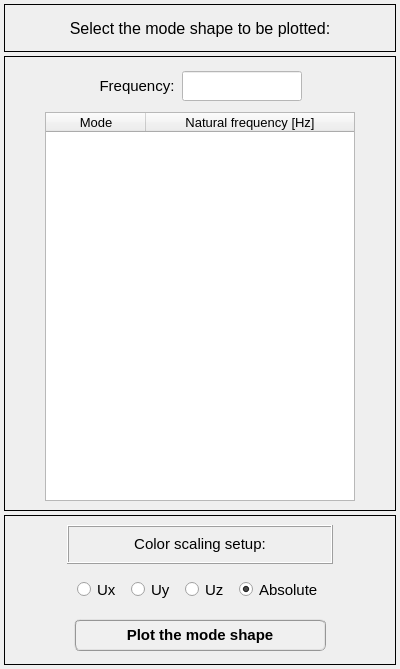
The window that pulse/interface/ui_files/plots/results/structural/plot_structural_mode_shape.ui (open-pulse/OpenPulse) describes before a commit, drawn with Qt 5.
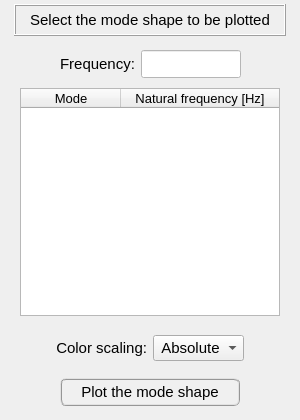
The same window after the commit.

Commit message: Adds structural results widgets on left menu

Patch:
```diff
--- a/pulse/interface/ui_files/plots/results/structural/plot_structural_mode_shape.ui
+++ b/pulse/interface/ui_files/plots/results/structural/plot_structural_mode_shape.ui
@@ -1,34 +1,19 @@
 <?xml version="1.0" encoding="UTF-8"?>
 <ui version="4.0">
- <class>Dialog</class>
- <widget class="QDialog" name="Dialog">
-  <property name="windowModality">
-   <enum>Qt::NonModal</enum>
-  </property>
+ <class>Form</class>
+ <widget class="QWidget" name="Form">
   <property name="geometry">
    <rect>
     <x>0</x>
     <y>0</y>
-    <width>400</width>
-    <height>669</height>
+    <width>300</width>
+    <height>420</height>
    </rect>
   </property>
-  <property name="sizePolicy">
-   <sizepolicy hsizetype="Fixed" vsizetype="Fixed">
-    <horstretch>0</horstretch>
-    <verstretch>0</verstretch>
-   </sizepolicy>
-  </property>
-  <property name="minimumSize">
-   <size>
-    <width>400</width>
-    <height>669</height>
-   </size>
-  </property>
   <property name="maximumSize">
    <size>
-    <width>400</width>
-    <height>669</height>
+    <width>16777215</width>
+    <height>420</height>
    </size>
   </property>
   <property name="contextMenuPolicy">
@@ -61,17 +46,17 @@
      <property name="minimumSize">
       <size>
        <width>0</width>
-       <height>48</height>
+       <height>32</height>
       </size>
      </property>
      <property name="maximumSize">
       <size>
-       <width>400</width>
-       <height>48</height>
+       <width>16777215</width>
+       <height>32</height>
       </size>
      </property>
      <property name="frameShape">
-      <enum>QFrame::Box</enum>
+      <enum>QFrame::NoFrame</enum>
      </property>
      <property name="frameShadow">
       <enum>QFrame::Plain</enum>
@@ -80,19 +65,52 @@
       <number>1</number>
      </property>
      <layout class="QGridLayout" name="gridLayout">
+      <property name="leftMargin">
+       <number>10</number>
+      </property>
+      <property name="topMargin">
+       <number>0</number>
+      </property>
+      <property name="rightMargin">
+       <number>10</number>
+      </property>
+      <property name="bottomMargin">
+       <number>0</number>
+      </property>
+      <property name="spacing">
+       <number>0</number>
+      </property>
       <item row="0" column="0">
-       <widget class="QLabel" name="label">
+       <widget class="QLabel" name="label_title">
+        <property name="minimumSize">
+         <size>
+          <width>0</width>
+          <height>32</height>
+         </size>
+        </property>
+        <property name="maximumSize">
+         <size>
+          <width>16777215</width>
+          <height>32</height>
+         </size>
+        </property>
         <property name="font">
          <font>
           <family>MS Shell Dlg 2</family>
-          <pointsize>12</pointsize>
+          <pointsize>11</pointsize>
           <weight>50</weight>
           <italic>false</italic>
           <bold>false</bold>
          </font>
         </property>
+        <property name="frameShape">
+         <enum>QFrame::Box</enum>
+        </property>
+        <property name="frameShadow">
+         <enum>QFrame::Raised</enum>
+        </property>
         <property name="text">
-         <string>Select the mode shape to be plotted:</string>
+         <string>Select the mode shape to be plotted</string>
         </property>
         <property name="textFormat">
          <enum>Qt::AutoText</enum>
@@ -120,12 +138,27 @@
       </size>
      </property>
      <property name="frameShape">
-      <enum>QFrame::Box</enum>
+      <enum>QFrame::NoFrame</enum>
      </property>
      <property name="frameShadow">
       <enum>QFrame::Plain</enum>
      </property>
      <layout class="QGridLayout" name="gridLayout_5">
+      <property name="leftMargin">
+       <number>4</number>
+      </property>
+      <property name="topMargin">
+       <number>4</number>
+      </property>
+      <property name="rightMargin">
+       <number>4</number>
+      </property>
+      <property name="bottomMargin">
+       <number>4</number>
+      </property>
+      <property name="spacing">
+       <number>4</number>
+      </property>
       <item row="0" column="0">
        <widget class="QFrame" name="frame_5">
         <property name="minimumSize">
@@ -170,13 +203,13 @@
            <property name="minimumSize">
             <size>
              <width>0</width>
-             <height>30</height>
+             <height>28</height>
             </size>
            </property>
            <property name="maximumSize">
             <size>
              <width>16777215</width>
-             <height>30</height>
+             <height>28</height>
             </size>
            </property>
            <property name="font">
@@ -202,20 +235,20 @@
            </property>
            <property name="minimumSize">
             <size>
-             <width>120</width>
-             <height>30</height>
+             <width>100</width>
+             <height>28</height>
             </size>
            </property>
            <property name="maximumSize">
             <size>
-             <width>120</width>
-             <height>30</height>
+             <width>100</width>
+             <height>28</height>
             </size>
            </property>
            <property name="font">
             <font>
              <family>MS Shell Dlg 2</family>
-             <pointsize>11</pointsize>
+             <pointsize>10</pointsize>
              <weight>50</weight>
              <italic>false</italic>
              <bold>false</bold>
@@ -281,14 +314,14 @@
           <widget class="QTreeWidget" name="treeWidget_frequencies">
            <property name="minimumSize">
             <size>
-             <width>310</width>
+             <width>260</width>
              <height>0</height>
             </size>
            </property>
            <property name="maximumSize">
             <size>
-             <width>310</width>
-             <height>415</height>
+             <width>260</width>
+             <height>600</height>
             </size>
            </property>
            <property name="font">
@@ -303,6 +336,9 @@
            <property name="alternatingRowColors">
             <bool>true</bool>
            </property>
+           <property name="indentation">
+            <number>0</number>
+           </property>
            <column>
             <property name="text">
              <string>Mode</string>
@@ -350,24 +386,157 @@
      <property name="minimumSize">
       <size>
        <width>0</width>
-       <height>150</height>
+       <height>40</height>
       </size>
      </property>
      <property name="maximumSize">
       <size>
        <width>16777215</width>
-       <height>150</height>
+       <height>100</height>
       </size>
      </property>
      <property name="frameShape">
-      <enum>QFrame::Box</enum>
+      <enum>QFrame::NoFrame</enum>
      </property>
      <property name="frameShadow">
       <enum>QFrame::Plain</enum>
      </property>
      <layout class="QGridLayout" name="gridLayout_8">
-      <item row="2" column="1">
-       <widget class="QFrame" name="frame_11">
+      <property name="leftMargin">
+       <number>4</number>
+      </property>
+      <property name="topMargin">
+       <number>4</number>
+      </property>
+      <property name="rightMargin">
+       <number>4</number>
+      </property>
+      <property name="bottomMargin">
+       <number>4</number>
+      </property>
+      <property name="spacing">
+       <number>4</number>
+      </property>
+      <item row="0" column="0">
+       <widget class="QFrame" name="frame_scalling">
+        <property name="minimumSize">
+         <size>
+          <width>0</width>
+          <height>40</height>
+         </size>
+        </property>
+        <property name="maximumSize">
+         <size>
+          <width>16777215</width>
+          <height>40</height>
+         </size>
+        </property>
+        <property name="frameShape">
+         <enum>QFrame::NoFrame</enum>
+        </property>
+        <property name="frameShadow">
+         <enum>QFrame::Raised</enum>
+        </property>
+        <layout class="QGridLayout" name="gridLayout_6">
+         <property name="leftMargin">
+          <number>0</number>
+         </property>
+         <property name="topMargin">
+          <number>0</number>
+         </property>
+         <property name="rightMargin">
+          <number>0</number>
+         </property>
+         <property name="bottomMargin">
+          <number>0</number>
+         </property>
+         <property name="horizontalSpacing">
+          <number>6</number>
+         </property>
+         <property name="verticalSpacing">
+          <number>0</number>
+         </property>
+         <item row="0" column="1">
+          <widget class="QLabel" name="label_2">
+           <property name="font">
+            <font>
+             <pointsize>11</pointsize>
+            </font>
+           </property>
+           <property name="text">
+            <string>Color scaling:</string>
+           </property>
+           <property name="alignment">
+            <set>Qt::AlignRight|Qt::AlignTrailing|Qt::AlignVCenter</set>
+           </property>
+          </widget>
+         </item>
+         <item row="0" column="0">
+          <widget class="QFrame" name="frame_9">
+           <property name="frameShape">
+            <enum>QFrame::NoFrame</enum>
+           </property>
+           <property name="frameShadow">
+            <enum>QFrame::Raised</enum>
+           </property>
+          </widget>
+         </item>
+         <item row="0" column="3">
+          <widget class="QFrame" name="frame_10">
+           <property name="frameShape">
+            <enum>QFrame::NoFrame</enum>
+           </property>
+           <property name="frameShadow">
+            <enum>QFrame::Raised</enum>
+           </property>
+          </widget>
+         </item>
+         <item row="0" column="2">
+          <widget class="QComboBox" name="comboBox_color_scaling">
+           <property name="font">
+            <font>
+             <pointsize>11</pointsize>
+            </font>
+           </property>
+           <item>
+            <property name="text">
+             <string> Absolute</string>
+            </property>
+           </item>
+           <item>
+            <property name="text">
+             <string> Ux</string>
+            </property>
+           </item>
+           <item>
+            <property name="text">
+             <string> Uy</string>
+            </property>
+           </item>
+           <item>
+            <property name="text">
+             <string> Uz</string>
+            </property>
+           </item>
+          </widget>
+         </item>
+        </layout>
+       </widget>
+      </item>
+      <item row="1" column="0">
+       <widget class="QFrame" name="frame_plot_button">
+        <property name="minimumSize">
+         <size>
+          <width>0</width>
+          <height>40</height>
+         </size>
+        </property>
+        <property name="maximumSize">
+         <size>
+          <width>16777215</width>
+          <height>40</height>
+         </size>
+        </property>
         <property name="frameShape">
          <enum>QFrame::NoFrame</enum>
         </property>
@@ -394,23 +563,23 @@
           <widget class="QPushButton" name="pushButton_plot">
            <property name="minimumSize">
             <size>
-             <width>252</width>
-             <height>32</height>
+             <width>180</width>
+             <height>28</height>
             </size>
            </property>
            <property name="maximumSize">
             <size>
-             <width>252</width>
-             <height>32</height>
+             <width>180</width>
+             <height>28</height>
             </size>
            </property>
            <property name="font">
             <font>
              <family>MS Shell Dlg 2</family>
              <pointsize>11</pointsize>
-             <weight>75</weight>
+             <weight>9</weight>
              <italic>false</italic>
-             <bold>true</bold>
+             <bold>false</bold>
             </font>
            </property>
            <property name="styleSheet">
@@ -426,292 +595,6 @@
         </layout>
        </widget>
       </item>
-      <item row="1" column="1">
-       <widget class="QFrame" name="frame_8">
-        <property name="frameShape">
-         <enum>QFrame::NoFrame</enum>
-        </property>
-        <property name="frameShadow">
-         <enum>QFrame::Raised</enum>
-        </property>
-        <layout class="QGridLayout" name="gridLayout_6">
-         <property name="leftMargin">
-          <number>0</number>
-         </property>
-         <property name="topMargin">
-          <number>0</number>
-         </property>
-         <property name="rightMargin">
-          <number>0</number>
-         </property>
-         <property name="bottomMargin">
-          <number>0</number>
-         </property>
-         <property name="horizontalSpacing">
-          <number>10</number>
-         </property>
-         <property name="verticalSpacing">
-          <number>0</number>
-         </property>
-         <item row="0" column="1">
-          <widget class="QRadioButton" name="radioButton_real_part_ux">
-           <property name="enabled">
-            <bool>true</bool>
-           </property>
-           <property name="minimumSize">
-            <size>
-             <width>0</width>
-             <height>21</height>
-            </size>
-           </property>
-           <property name="maximumSize">
-            <size>
-             <width>200</width>
-             <height>21</height>
-            </size>
-           </property>
-           <property name="font">
-            <font>
-             <family>MS Shell Dlg 2</family>
-             <pointsize>11</pointsize>
-             <weight>50</weight>
-             <italic>false</italic>
-             <bold>false</bold>
-             <stylestrategy>PreferAntialias</stylestrategy>
-            </font>
-           </property>
-           <property name="focusPolicy">
-            <enum>Qt::ClickFocus</enum>
-           </property>
-           <property name="text">
-            <string>Ux</string>
-           </property>
-           <property name="checked">
-            <bool>false</bool>
-           </property>
-          </widget>
-         </item>
-         <item row="0" column="5">
-          <widget class="QFrame" name="frame_10">
-           <property name="frameShape">
-            <enum>QFrame::NoFrame</enum>
-           </property>
-           <property name="frameShadow">
-            <enum>QFrame::Raised</enum>
-           </property>
-          </widget>
-         </item>
-         <item row="0" column="0">
-          <widget class="QFrame" name="frame_9">
-           <property name="frameShape">
-            <enum>QFrame::NoFrame</enum>
-           </property>
-           <property name="frameShadow">
-            <enum>QFrame::Raised</enum>
-           </property>
-          </widget>
-         </item>
-         <item row="0" column="4">
-          <widget class="QRadioButton" name="radioButton_absolute">
-           <property name="minimumSize">
-            <size>
-             <width>0</width>
-             <height>21</height>
-            </size>
-           </property>
-           <property name="maximumSize">
-            <size>
-             <width>200</width>
-             <height>21</height>
-            </size>
-           </property>
-           <property name="font">
-            <font>
-             <family>MS Shell Dlg 2</family>
-             <pointsize>11</pointsize>
-             <weight>50</weight>
-             <italic>false</italic>
-             <bold>false</bold>
-             <stylestrategy>PreferAntialias</stylestrategy>
-            </font>
-           </property>
-           <property name="focusPolicy">
-            <enum>Qt::ClickFocus</enum>
-           </property>
-           <property name="text">
-            <string>Absolute</string>
-           </property>
-           <property name="checked">
-            <bool>true</bool>
-           </property>
-          </widget>
-         </item>
-         <item row="0" column="3">
-          <widget class="QRadioButton" name="radioButton_real_part_uz">
-           <property name="enabled">
-            <bool>true</bool>
-           </property>
-           <property name="minimumSize">
-            <size>
-             <width>0</width>
-             <height>21</height>
-            </size>
-           </property>
-           <property name="maximumSize">
-            <size>
-             <width>200</width>
-             <height>21</height>
-            </size>
-           </property>
-           <property name="font">
-            <font>
-             <family>MS Shell Dlg 2</family>
-             <pointsize>11</pointsize>
-             <weight>50</weight>
-             <italic>false</italic>
-             <bold>false</bold>
-             <stylestrategy>PreferAntialias</stylestrategy>
-            </font>
-           </property>
-           <property name="focusPolicy">
-            <enum>Qt::ClickFocus</enum>
-           </property>
-           <property name="text">
-            <string>Uz</string>
-           </property>
-           <property name="checked">
-            <bool>false</bool>
-           </property>
-          </widget>
-         </item>
-         <item row="0" column="2">
-          <widget class="QRadioButton" name="radioButton_real_part_uy">
-           <property name="enabled">
-            <bool>true</bool>
-           </property>
-           <property name="minimumSize">
-            <size>
-             <width>0</width>
-             <height>21</height>
-            </size>
-           </property>
-           <property name="maximumSize">
-            <size>
-             <width>200</width>
-             <height>21</height>
-            </size>
-           </property>
-           <property name="font">
-            <font>
-             <family>MS Shell Dlg 2</family>
-             <pointsize>11</pointsize>
-             <weight>50</weight>
-             <italic>false</italic>
-             <bold>false</bold>
-             <stylestrategy>PreferAntialias</stylestrategy>
-            </font>
-           </property>
-           <property name="focusPolicy">
-            <enum>Qt::ClickFocus</enum>
-           </property>
-           <property name="text">
-            <string>Uy</string>
-           </property>
-           <property name="checked">
-            <bool>false</bool>
-           </property>
-          </widget>
-         </item>
-        </layout>
-       </widget>
-      </item>
-      <item row="0" column="1">
-       <widget class="QFrame" name="frame_12">
-        <property name="frameShape">
-         <enum>QFrame::Box</enum>
-        </property>
-        <property name="frameShadow">
-         <enum>QFrame::Raised</enum>
-        </property>
-        <layout class="QGridLayout" name="gridLayout_9">
-         <property name="leftMargin">
-          <number>0</number>
-         </property>
-         <property name="topMargin">
-          <number>0</number>
-         </property>
-         <property name="rightMargin">
-          <number>0</number>
-         </property>
-         <property name="bottomMargin">
-          <number>0</number>
-         </property>
-         <property name="spacing">
-          <number>0</number>
-         </property>
-         <item row="0" column="0">
-          <widget class="QLabel" name="label_6">
-           <property name="minimumSize">
-            <size>
-             <width>0</width>
-             <height>0</height>
-            </size>
-           </property>
-           <property name="maximumSize">
-            <size>
-             <width>280</width>
-             <height>30</height>
-            </size>
-           </property>
-           <property name="font">
-            <font>
-             <family>MS Shell Dlg 2</family>
-             <pointsize>11</pointsize>
-             <weight>50</weight>
-             <italic>false</italic>
-             <bold>false</bold>
-            </font>
-           </property>
-           <property name="frameShape">
-            <enum>QFrame::NoFrame</enum>
-           </property>
-           <property name="frameShadow">
-            <enum>QFrame::Raised</enum>
-           </property>
-           <property name="midLineWidth">
-            <number>0</number>
-           </property>
-           <property name="text">
-            <string>Color scaling setup:</string>
-           </property>
-           <property name="alignment">
-            <set>Qt::AlignCenter</set>
-           </property>
-          </widget>
-         </item>
-        </layout>
-       </widget>
-      </item>
-      <item row="0" column="0">
-       <widget class="QFrame" name="frame_13">
-        <property name="frameShape">
-         <enum>QFrame::NoFrame</enum>
-        </property>
-        <property name="frameShadow">
-         <enum>QFrame::Raised</enum>
-        </property>
-       </widget>
-      </item>
-      <item row="0" column="2">
-       <widget class="QFrame" name="frame_14">
-        <property name="frameShape">
-         <enum>QFrame::NoFrame</enum>
-        </property>
-        <property name="frameShadow">
-         <enum>QFrame::Raised</enum>
-        </property>
-       </widget>
-      </item>
      </layout>
     </widget>
    </item>
```
Left out of the diff: 23 changed lines with no effect on the pictures. The commit also changes 36 other files.
